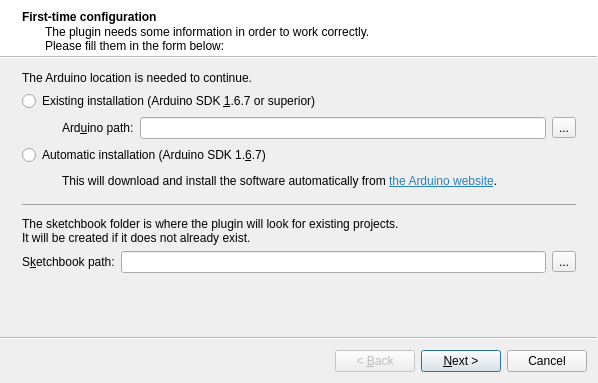
Old version of the form firsttimewizard.ui in the repository KDE/kdev-embedded.
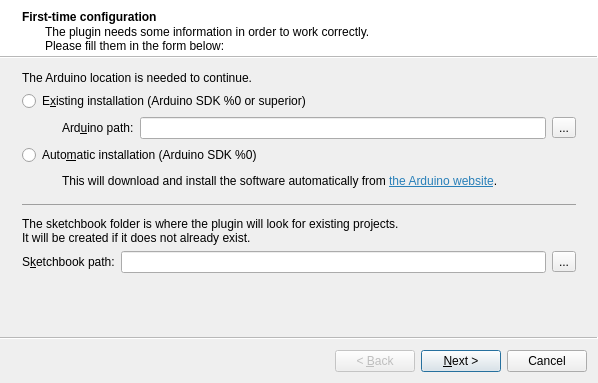
New version of the form.

Commit message:
Interface variables correction, removed some comments and added settings
Interface have variable version manegement inside .ui in the first wizard window
Removed some unused comments
Added settigns with Arduino and Sketchbook path.

```diff
--- a/firsttimewizard.ui
+++ b/firsttimewizard.ui
@@ -37,7 +37,7 @@
     <item>
      <widget class="QRadioButton" name="existingInstallButton">
       <property name="text">
-       <string>Existing installation (Arduino SDK &amp;1.6.7 or superior)</string>
+       <string>E&amp;xisting installation (Arduino SDK %0 or superior)</string>
       </property>
      </widget>
     </item>
@@ -92,7 +92,7 @@
     <item>
      <widget class="QRadioButton" name="automaticInstallButton">
       <property name="text">
-       <string>Automatic installation (Arduino SDK 1.&amp;6.7)</string>
+       <string>Auto&amp;matic installation (Arduino SDK %0)</string>
       </property>
      </widget>
     </item>
```
The commit also changes 1 other file.
